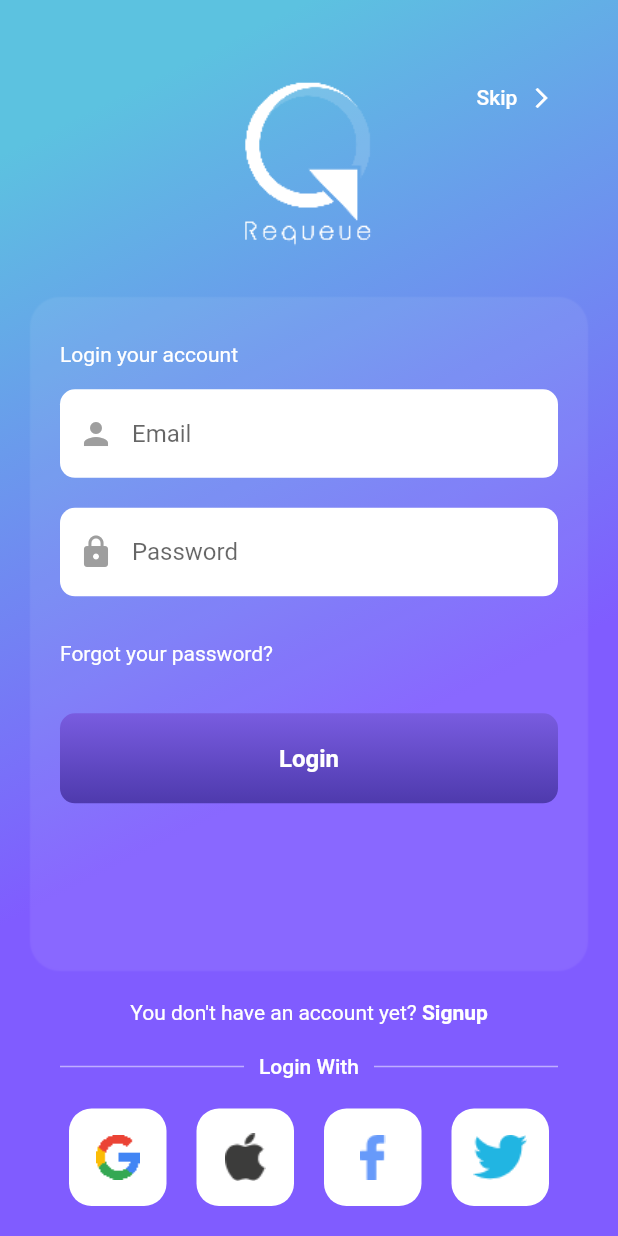
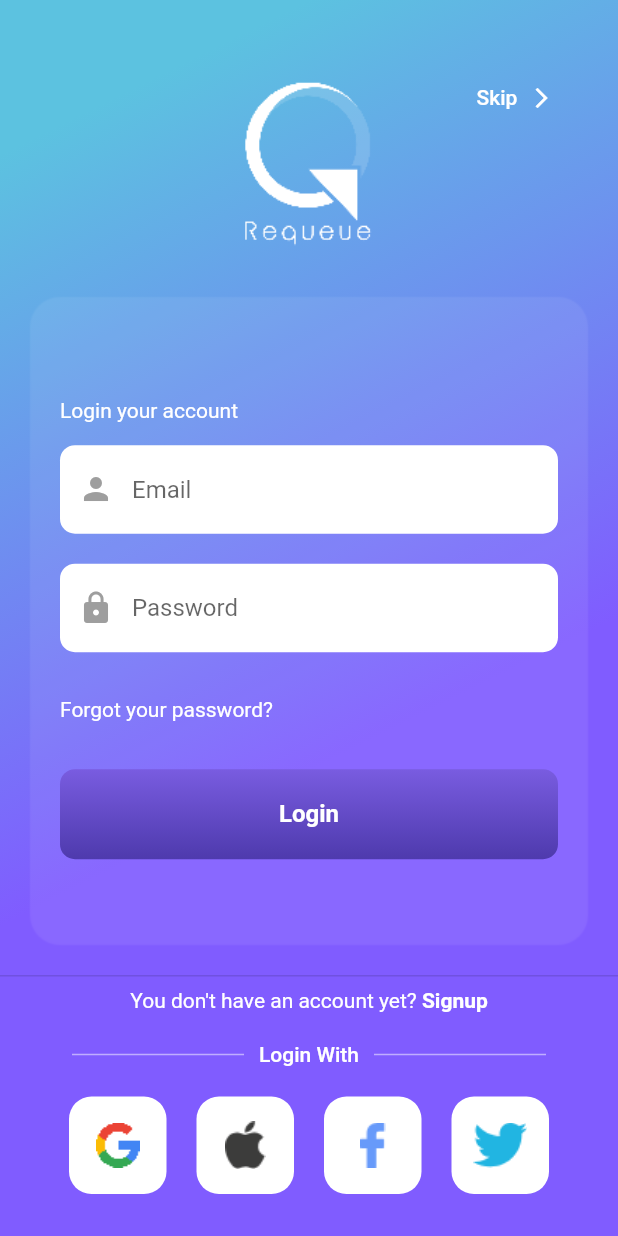
Before and after one commit to SanjayMehra-27/hamilton_restaurant_app, a Flutter app: the LoginView screen opened by its route, on a phone screen of 412 x 824 dp. Run offline on Flutter 3.47's test engine with Material 2 defaults, Android fonts, the phone set to English and light mode, and no system bars; our stand-ins replace get.

Commit message:
minor bug fixes

```diff
--- a/lib/app/modules/login/views/login_view.dart
+++ b/lib/app/modules/login/views/login_view.dart
@@ -2,6 +2,7 @@ import 'package:flutter/gestures.dart';
 import 'package:flutter/material.dart';
 
 import 'package:get/get.dart';
+import 'package:restaurant_app/app/modules/home/views/home_view.dart';
 import 'package:restaurant_app/app/modules/signup/bindings/signup_binding.dart';
 import 'package:restaurant_app/app/modules/signup/views/signup_view.dart';
 
@@ -12,6 +13,168 @@ class LoginView extends GetView<LoginController> {
   @override
   Widget build(BuildContext context) {
     return Scaffold(
+      backgroundColor: const Color(0xFF805CFF),
+      persistentFooterButtons: [
+        // Signup label & button
+        GestureDetector(
+          onTap: () {},
+          child: Padding(
+            padding: const EdgeInsets.only(top: 0, left: 20, right: 20),
+            child: Row(
+              mainAxisAlignment: MainAxisAlignment.center,
+              children: [
+                RichText(
+                  text: TextSpan(
+                    recognizer: TapGestureRecognizer()
+                      ..onTap = () {
+                        Get.to(
+                          () => const SignupView(),
+                          transition: Transition.rightToLeft,
+                          binding: SignupBinding(),
+                        );
+                      },
+                    text: 'You don\'t have an account yet? ',
+                    style: const TextStyle(
+                        fontSize: 14,
+                        fontWeight: FontWeight.w400,
+                        color: Colors.white),
+                    children: <TextSpan>[
+                      TextSpan(
+                        recognizer: TapGestureRecognizer()
+                          ..onTap = () {
+                            Get.to(
+                              () => const SignupView(),
+                              transition: Transition.rightToLeft,
+                              binding: SignupBinding(),
+                            );
+                          },
+                        text: 'Signup',
+                        style: const TextStyle(
+                            fontSize: 14,
+                            fontWeight: FontWeight.w600,
+                            color: Colors.white),
+                      ),
+                    ],
+                  ),
+                ),
+              ],
+            ),
+          ),
+        ),
+        // Login With label & buttons options such as Google, Facebook, Twitter, Apple, etc. in a row with square border radius & shadow with blur & spread radius
+        //  1. Login With label with between a thick line
+        Container(
+          margin:
+              const EdgeInsets.only(top: 20, bottom: 20, left: 20, right: 20),
+          child: Row(
+            mainAxisAlignment: MainAxisAlignment.center,
+            crossAxisAlignment: CrossAxisAlignment.center,
+            children: [
+              Expanded(
+                child: Container(
+                  margin: const EdgeInsets.only(left: 20, right: 10),
+                  child: Divider(
+                    color: Colors.white.withOpacity(0.5),
+                    thickness: 1,
+                  ),
+                ),
+              ),
+              const Text(
+                'Login With',
+                style: TextStyle(
+                    fontSize: 14,
+                    fontWeight: FontWeight.w500,
+                    color: Colors.white),
+              ),
+              Expanded(
+                child: Container(
+                  margin: const EdgeInsets.only(left: 10, right: 20),
+                  child: Divider(
+                    color: Colors.white.withOpacity(0.5),
+                    thickness: 1,
+                  ),
+                ),
+              ),
+            ],
+          ),
+        ),
+        //  2. Login With buttons options such as Google, Facebook, Twitter, Apple, etc. in a row with square border radius & shadow with blur & spread radius
+        Container(
+          margin: const EdgeInsets.only(top: 0, bottom: 20),
+          child: Row(
+            mainAxisAlignment: MainAxisAlignment.center,
+            crossAxisAlignment: CrossAxisAlignment.center,
+            children: [
+              // Google button
+              Container(
+                height: 65,
+                width: 65,
+                margin: const EdgeInsets.only(left: 20, right: 10),
+                decoration: BoxDecoration(
+                  color: Colors.white,
+                  borderRadius: BorderRadius.circular(15),
+                ),
+                child: TextButton(
+                  onPressed: () {},
+                  child: const Image(
+                    image: AssetImage('assets/images/google_logo.png'),
+                  ),
+                ),
+              ),
+              // Apple button
+              Container(
+                height: 65,
+                width: 65,
+                margin: const EdgeInsets.only(left: 10, right: 10),
+                decoration: BoxDecoration(
+                  color: Colors.white,
+                  borderRadius: BorderRadius.circular(15),
+                ),
+                child: TextButton(
+                  onPressed: () {},
+                  child: const Image(
+                    image: AssetImage('assets/images/apple_logo.png'),
+                  ),
+                ),
+              ),
+              // Facebook button
+              Container(
+                height: 65,
+                width: 65,
+                margin: const EdgeInsets.only(left: 10, right: 10),
+                decoration: BoxDecoration(
+                  color: Colors.white,
+                  borderRadius: BorderRadius.circular(15),
+                ),
+                child: TextButton(
+                  onPressed: () {},
+                  child: const Image(
+                    image: AssetImage('assets/images/facebook_logo.png'),
+                  ),
+                ),
+              ),
+              // Twitter button
+              Container(
+                height: 65,
+                width: 65,
+                margin: const EdgeInsets.only(left: 10, right: 20),
+                decoration: BoxDecoration(
+                  color: Colors.white,
+                  borderRadius: BorderRadius.circular(15),
+                ),
+                child: TextButton(
+                  onPressed: () {},
+                  child: const Image(
+                    image: AssetImage('assets/images/twitter_logo.png'),
+                  ),
+                ),
+              ),
+            ],
+          ),
+        ),
+      ],
+      extendBody: true,
+      extendBodyBehindAppBar: true,
       body: GestureDetector(
         onTap: () => FocusManager.instance.primaryFocus?.unfocus(),
         child: Container(
@@ -30,8 +193,8 @@ class LoginView extends GetView<LoginController> {
           ),
           child: SafeArea(
             child: Column(
-              // mainAxisAlignment: MainAxisAlignment.center,
-              // crossAxisAlignment: CrossAxisAlignment.center,
+              mainAxisAlignment: MainAxisAlignment.center,
+              crossAxisAlignment: CrossAxisAlignment.center,
               children: [
                 SizedBox(height: Get.height * 0.05),
                 // Logo image & Skip button in a row
@@ -47,7 +210,14 @@ class LoginView extends GetView<LoginController> {
                     // Skip button with label & icon >
                     Expanded(
                       child: TextButton.icon(
-                        onPressed: () {},
+                        onPressed: () {
+                          Get.to(
+                            () => const HomeView(),
+                            binding: SignupBinding(),
+                            transition: Transition.rightToLeft,
+                            duration: const Duration(milliseconds: 200),
+                          );
+                        },
                         label: const Icon(Icons.arrow_forward_ios,
                             size: 16, color: Colors.white),
                         icon: const Text('Skip',
@@ -72,7 +242,7 @@ class LoginView extends GetView<LoginController> {
                       ],
                     ),
                     child: Column(
-                      mainAxisAlignment: MainAxisAlignment.start,
+                      mainAxisAlignment: MainAxisAlignment.center,
                       crossAxisAlignment: CrossAxisAlignment.start,
                       children: [
                         // Login label
@@ -170,7 +340,14 @@ class LoginView extends GetView<LoginController> {
                         const SizedBox(height: 12),
                         // Login button filled with primary color with elevation
                         GestureDetector(
-                          onTap: () {},
+                          onTap: () {
+                            Get.to(
+                              () => const HomeView(),
+                              binding: SignupBinding(),
+                              transition: Transition.rightToLeft,
+                              duration: const Duration(milliseconds: 200),
+                            );
+                          },
                           child: Container(
                             width: Get.width,
                             height: 60,
@@ -189,7 +366,14 @@ class LoginView extends GetView<LoginController> {
                               ),
                             ),
                             child: TextButton(
-                              onPressed: () {},
+                              onPressed: () {
+                                Get.to(
+                                  () => const HomeView(),
+                                  binding: SignupBinding(),
+                                  transition: Transition.rightToLeft,
+                                  duration: const Duration(milliseconds: 200),
+                                );
+                              },
                               child: const Text('Login',
                                   style: TextStyle(
                                     fontSize: 16,
@@ -203,161 +387,6 @@ class LoginView extends GetView<LoginController> {
                     ),
                   ),
                 ),
-
-                // Signup label & button
-                GestureDetector(
-                  onTap: () {},
-                  child: Padding(
-                    padding: const EdgeInsets.only(top: 0, left: 20, right: 20),
-                    child: RichText(
-                      text: TextSpan(
-                        recognizer: TapGestureRecognizer()
-                          ..onTap = () {
-                            Get.to(
-                              () => const SignupView(),
-                              transition: Transition.rightToLeft,
-                              binding: SignupBinding(),
-                            );
-                          },
-                        text: 'You don\'t have an account yet? ',
-                        style: const TextStyle(
-                            fontSize: 14,
-                            fontWeight: FontWeight.w400,
-                            color: Colors.white),
-                        children: <TextSpan>[
-                          TextSpan(
-                            recognizer: TapGestureRecognizer()
-                              ..onTap = () {
-                                Get.to(
-                                  () => const SignupView(),
-                                  transition: Transition.rightToLeft,
-                                  binding: SignupBinding(),
-                                );
-                              },
-                            text: 'Signup',
-                            style: const TextStyle(
-                                fontSize: 14,
-                                fontWeight: FontWeight.w600,
-                                color: Colors.white),
-                          ),
-                        ],
-                      ),
-                    ),
-                  ),
-                ),
-
-                // Login With label & buttons options such as Google, Facebook, Twitter, Apple, etc. in a row with square border radius & shadow with blur & spread radius
-                //  1. Login With label with between a thick line
-                Container(
-                  margin: const EdgeInsets.only(
-                      top: 20, bottom: 20, left: 20, right: 20),
-                  child: Row(
-                    mainAxisAlignment: MainAxisAlignment.center,
-                    crossAxisAlignment: CrossAxisAlignment.center,
-                    children: [
-                      Expanded(
-                        child: Container(
-                          margin: const EdgeInsets.only(left: 20, right: 10),
-                          child: Divider(
-                            color: Colors.white.withOpacity(0.5),
-                            thickness: 1,
-                          ),
-                        ),
-                      ),
-                      const Text(
-                        'Login With',
-                        style: TextStyle(
-                            fontSize: 14,
-                            fontWeight: FontWeight.w500,
-                            color: Colors.white),
-                      ),
-                      Expanded(
-                        child: Container(
-                          margin: const EdgeInsets.only(left: 10, right: 20),
-                          child: Divider(
-                            color: Colors.white.withOpacity(0.5),
-                            thickness: 1,
-                          ),
-                        ),
-                      ),
-                    ],
-                  ),
-                ),
-                //  2. Login With buttons options such as Google, Facebook, Twitter, Apple, etc. in a row with square border radius & shadow with blur & spread radius
-                Container(
-                  margin: const EdgeInsets.only(top: 0, bottom: 20),
-                  child: Row(
-                    mainAxisAlignment: MainAxisAlignment.center,
-                    crossAxisAlignment: CrossAxisAlignment.center,
-                    children: [
-                      // Google button
-                      Container(
-                        height: 65,
-                        width: 65,
-                        margin: const EdgeInsets.only(left: 20, right: 10),
-                        decoration: BoxDecoration(
-                          color: Colors.white,
-                          borderRadius: BorderRadius.circular(15),
-                        ),
-                        child: TextButton(
-                          onPressed: () {},
-                          child: const Image(
-                            image: AssetImage('assets/images/google_logo.png'),
-                          ),
-                        ),
-                      ),
-                      // Apple button
-                      Container(
-                        height: 65,
-                        width: 65,
-                        margin: const EdgeInsets.only(left: 10, right: 10),
-                        decoration: BoxDecoration(
-                          color: Colors.white,
-                          borderRadius: BorderRadius.circular(15),
-                        ),
-                        child: TextButton(
-                          onPressed: () {},
-                          child: const Image(
-                            image: AssetImage('assets/images/apple_logo.png'),
-                          ),
-                        ),
-                      ),
-                      // Facebook button
-                      Container(
-                        height: 65,
-                        width: 65,
-                        margin: const EdgeInsets.only(left: 10, right: 10),
-                        decoration: BoxDecoration(
-                          color: Colors.white,
-                          borderRadius: BorderRadius.circular(15),
-                        ),
-                        child: TextButton(
-                          onPressed: () {},
-                          child: const Image(
-                            image:
-                                AssetImage('assets/images/facebook_logo.png'),
-                          ),
-                        ),
-                      ),
-                      // Twitter button
-                      Container(
-                        height: 65,
-                        width: 65,
-                        margin: const EdgeInsets.only(left: 10, right: 20),
-                        decoration: BoxDecoration(
-                          color: Colors.white,
-                          borderRadius: BorderRadius.circular(15),
-                        ),
-                        child: TextButton(
-                          onPressed: () {},
-                          child: const Image(
-                            image: AssetImage('assets/images/twitter_logo.png'),
-                          ),
-                        ),
-                      ),
-                    ],
-                  ),
-                ),
               ],
             ),
           ),
--- a/lib/app/routes/app_pages.dart
+++ b/lib/app/routes/app_pages.dart
@@ -14,7 +14,7 @@ part 'app_routes.dart';
 class AppPages {
   AppPages._();
 
-  static const INITIAL = Routes.HOME;
+  static const INITIAL = Routes.LOGIN;
 
   static final routes = [
     GetPage(
```
Also changed, not shown: lib/app/widgets/app_drawer.dart (+9 -1 lines).
